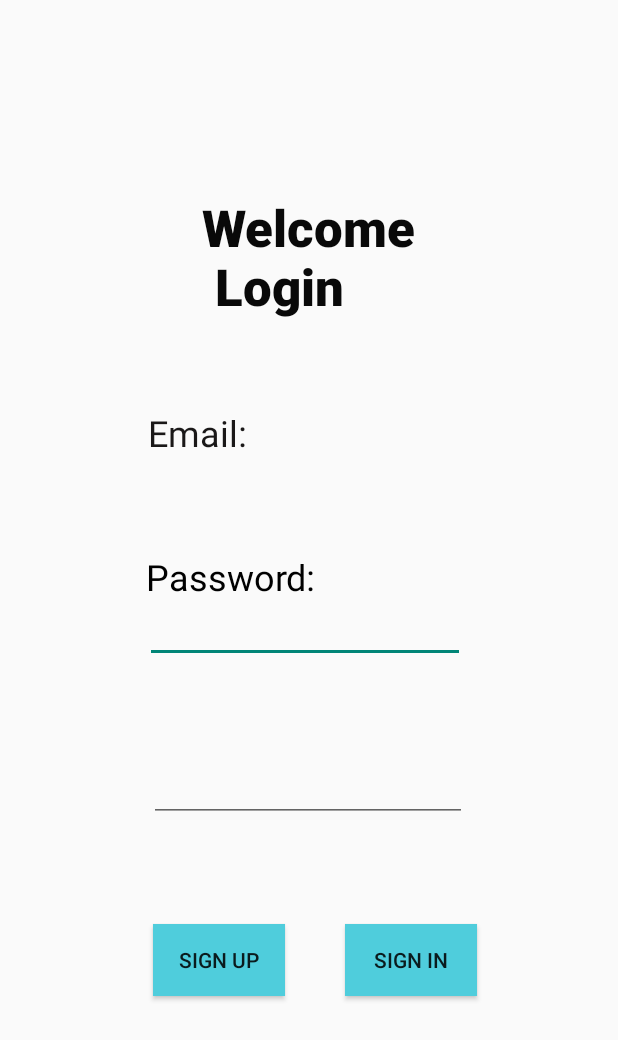
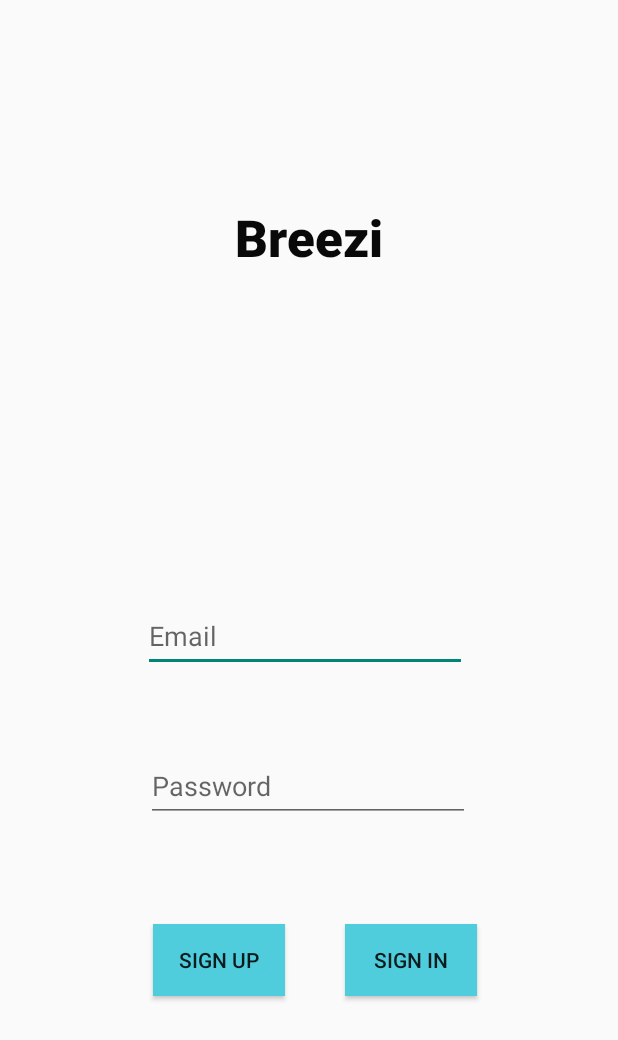
Before and after one commit to knshnf/MOBDEVE-Grp45-MCO, an Android app: the login_page screen opened directly, with no data from a screen before it, on a phone screen of 412 x 824 dp. Shown: the top 1040 px of the screen. Run offline under Robolectric (Android 15) with nearby library versions, the phone set to English and light mode, and no system bars.

Commit message:
Edited activity_login_page.xml

```diff
--- a/app/src/main/res/layout/activity_login_page.xml
+++ b/app/src/main/res/layout/activity_login_page.xml
@@ -12,7 +12,7 @@
         android:layout_width="wrap_content"
         android:layout_height="wrap_content"
         android:fontFamily="sans-serif-medium"
-        android:text="Welcome\n Login"
+        android:text="@string/breezi"
         android:textColor="#090909"
         android:textSize="34sp"
         android:textStyle="bold"
@@ -22,25 +22,14 @@
         app:layout_constraintTop_toTopOf="parent"
         app:layout_constraintVertical_bias="0.174" />
 
-    <TextView
-        android:id="@+id/activiity_login_tv_email"
-        android:layout_width="wrap_content"
-        android:layout_height="wrap_content"
-        android:layout_marginTop="272dp"
-        android:text="Email:"
-        android:textColor="#1A1818"
-        android:textSize="24sp"
-        app:layout_constraintEnd_toEndOf="parent"
-        app:layout_constraintHorizontal_bias="0.286"
-        app:layout_constraintStart_toStartOf="parent"
-        app:layout_constraintTop_toTopOf="parent" />
-
     <EditText
         android:id="@+id/activity_login_et_email"
-        android:layout_width="wrap_content"
-        android:layout_height="wrap_content"
+        android:layout_width="216dp"
+        android:layout_height="48dp"
         android:layout_marginBottom="52dp"
+        android:autofillHints="Email"
         android:ems="10"
+        android:hint="@string/email"
         android:inputType="textEmailAddress"
         app:layout_constraintBottom_toTopOf="@+id/activity_login_et_password"
         app:layout_constraintEnd_toEndOf="parent"
@@ -48,25 +37,14 @@
         app:layout_constraintStart_toStartOf="parent" />
 
 
-    <TextView
-        android:id="@+id/activity_login_tv_Password"
-        android:layout_width="wrap_content"
-        android:layout_height="wrap_content"
-        android:layout_marginTop="368dp"
-        android:text="Password:"
-        android:textColor="#000000"
-        android:textSize="24sp"
-        app:layout_constraintEnd_toEndOf="parent"
-        app:layout_constraintHorizontal_bias="0.327"
-        app:layout_constraintStart_toStartOf="parent"
-        app:layout_constraintTop_toTopOf="parent" />
-
     <EditText
         android:id="@+id/activity_login_et_password"
-        android:layout_width="212dp"
-        android:layout_height="54dp"
+        android:layout_width="216dp"
+        android:layout_height="48dp"
         android:layout_marginBottom="276dp"
+        android:autofillHints="Password"
         android:ems="10"
+        android:hint="@string/password"
         android:inputType="textPassword"
         app:layout_constraintBottom_toBottomOf="parent"
         app:layout_constraintEnd_toEndOf="parent"
@@ -80,7 +58,7 @@
         android:layout_marginEnd="84dp"
         android:layout_marginBottom="160dp"
         android:background="#4FCDDC"
-        android:text="Sign in"
+        android:text="@string/sign_in"
         android:tint="@null"
         app:layout_constraintBottom_toBottomOf="parent"
         app:layout_constraintEnd_toEndOf="parent"
@@ -95,7 +73,7 @@
         android:layout_marginEnd="30dp"
         android:layout_marginBottom="160dp"
         android:background="#4FCDDC"
-        android:text="Sign Up"
+        android:text="@string/sign_up"
         app:layout_constraintBottom_toBottomOf="parent"
         app:layout_constraintEnd_toStartOf="@+id/activity_login_btn_signIn"
         app:layout_constraintHorizontal_bias="0.5"
--- a/app/src/main/res/values/strings.xml
+++ b/app/src/main/res/values/strings.xml
@@ -1,3 +1,8 @@
 <resources>
     <string name="app_name">MOBDEVE_GROUP45_MCO</string>
+    <string name="breezi">Breezi</string>
+    <string name="email">Email</string>
+    <string name="password">Password</string>
+    <string name="sign_in">Sign in</string>
+    <string name="sign_up">Sign Up</string>
 </resources>
```
